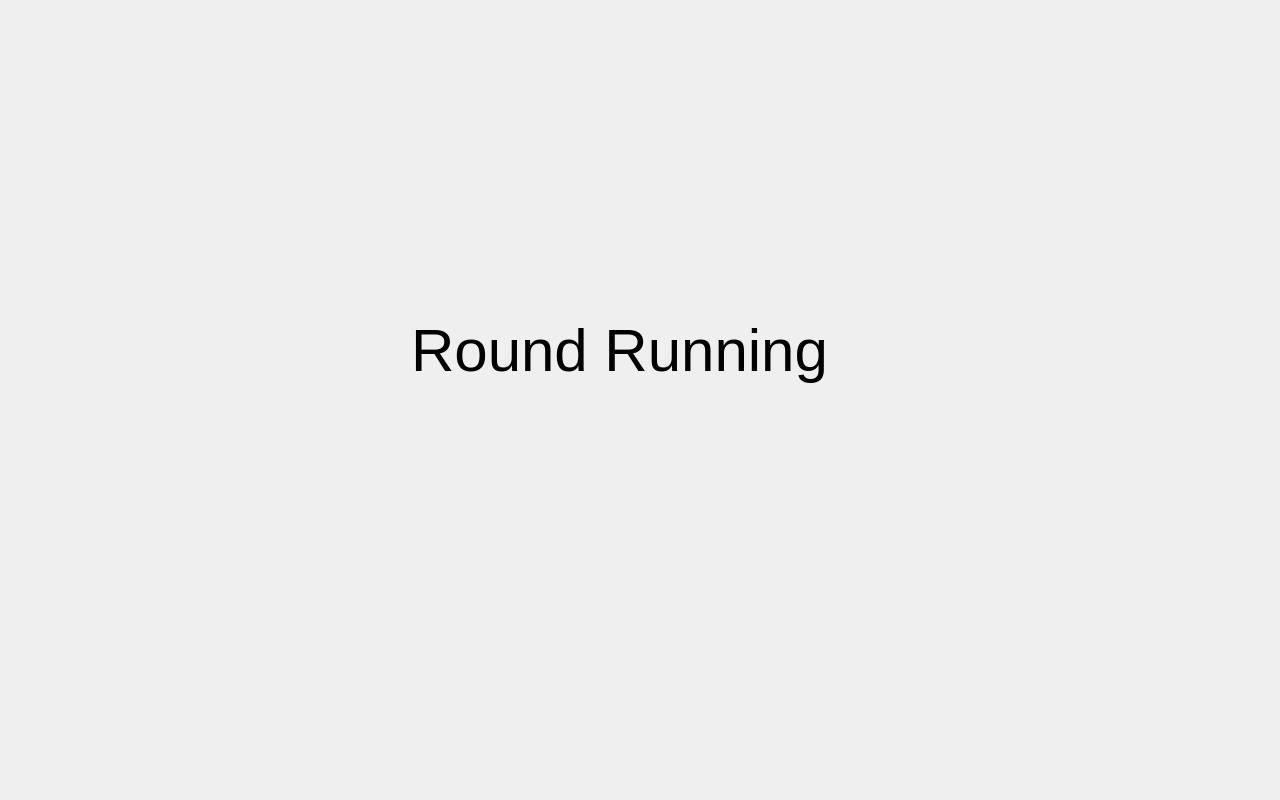
Before: the Qt Designer form sources/gui/ui/DisplayWindow.ui in Silmaen/EvenementLoto, drawn with Qt 5.
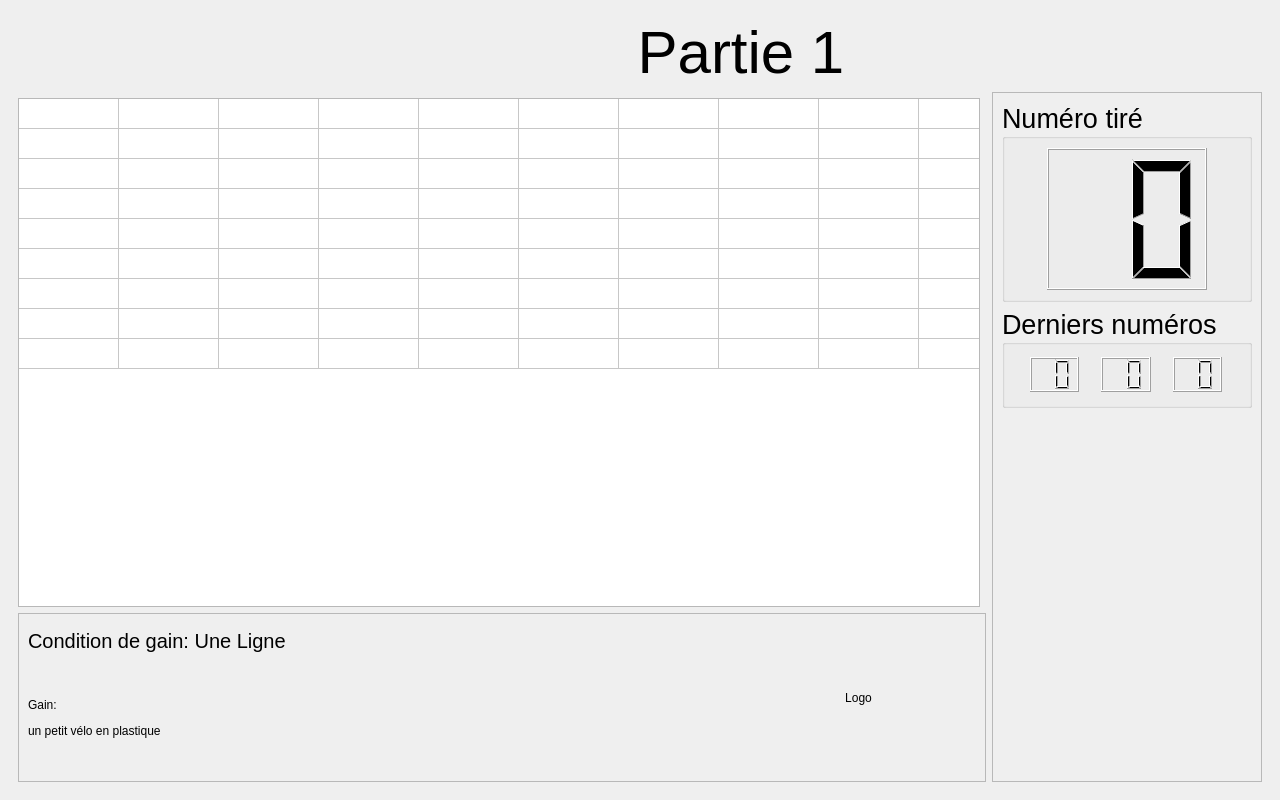
After: the same form once the commit is applied. The open tabs and pages were chosen to show the change.

Commit message: Début affichage résultat de parties

The edit to the form file:
```diff
--- a/sources/gui/ui/DisplayWindow.ui
+++ b/sources/gui/ui/DisplayWindow.ui
@@ -250,36 +250,370 @@
                             </widget>
                         </widget>
                         <widget class="QWidget" name="pageRoundRunning">
-                            <widget class="QLabel" name="label_8">
-                                <property name="geometry">
-                                    <rect>
-                                        <x>310</x>
-                                        <y>230</y>
-                                        <width>601</width>
-                                        <height>221</height>
-                                    </rect>
-                                </property>
-                                <property name="font">
-                                    <font>
-                                        <pointsize>45</pointsize>
-                                    </font>
-                                </property>
-                                <property name="text">
-                                    <string>Round Running</string>
-                                </property>
-                                <property name="scaledContents">
-                                    <bool>true</bool>
-                                </property>
-                                <property name="alignment">
-                                    <set>Qt::AlignCenter</set>
-                                </property>
-                                <property name="wordWrap">
-                                    <bool>true</bool>
-                                </property>
-                                <property name="textInteractionFlags">
-                                    <set>Qt::NoTextInteraction</set>
-                                </property>
-                            </widget>
+                            <layout class="QGridLayout" name="gridLayout_5">
+                                <item row="0" column="0">
+                                    <spacer name="horizontalSpacer_8">
+                                        <property name="orientation">
+                                            <enum>Qt::Horizontal</enum>
+                                        </property>
+                                        <property name="sizeType">
+                                            <enum>QSizePolicy::Preferred</enum>
+                                        </property>
+                                        <property name="sizeHint" stdset="0">
+                                            <size>
+                                                <width>475</width>
+                                                <height>20</height>
+                                            </size>
+                                        </property>
+                                    </spacer>
+                                </item>
+                                <item row="0" column="1">
+                                    <widget class="QLabel" name="RR_Title">
+                                        <property name="sizePolicy">
+                                            <sizepolicy hsizetype="Preferred" vsizetype="Preferred">
+                                                <horstretch>1</horstretch>
+                                                <verstretch>0</verstretch>
+                                            </sizepolicy>
+                                        </property>
+                                        <property name="font">
+                                            <font>
+                                                <pointsize>45</pointsize>
+                                            </font>
+                                        </property>
+                                        <property name="text">
+                                            <string>Partie 1</string>
+                                        </property>
+                                        <property name="scaledContents">
+                                            <bool>true</bool>
+                                        </property>
+                                        <property name="alignment">
+                                            <set>Qt::AlignCenter</set>
+                                        </property>
+                                        <property name="wordWrap">
+                                            <bool>true</bool>
+                                        </property>
+                                        <property name="textInteractionFlags">
+                                            <set>Qt::NoTextInteraction</set>
+                                        </property>
+                                    </widget>
+                                </item>
+                                <item row="3" column="0" colspan="3">
+                                    <widget class="QFrame" name="frame_2">
+                                        <property name="sizePolicy">
+                                            <sizepolicy hsizetype="Preferred" vsizetype="Preferred">
+                                                <horstretch>0</horstretch>
+                                                <verstretch>1</verstretch>
+                                            </sizepolicy>
+                                        </property>
+                                        <property name="frameShape">
+                                            <enum>QFrame::StyledPanel</enum>
+                                        </property>
+                                        <property name="frameShadow">
+                                            <enum>QFrame::Raised</enum>
+                                        </property>
+                                        <layout class="QGridLayout" name="gridLayout_4">
+                                            <item row="0" column="0">
+                                                <widget class="QLabel" name="RR_SubRoundVictoryCondition">
+                                                    <property name="sizePolicy">
+                                                        <sizepolicy hsizetype="Preferred" vsizetype="Preferred">
+                                                            <horstretch>3</horstretch>
+                                                            <verstretch>1</verstretch>
+                                                        </sizepolicy>
+                                                    </property>
+                                                    <property name="font">
+                                                        <font>
+                                                            <pointsize>15</pointsize>
+                                                        </font>
+                                                    </property>
+                                                    <property name="text">
+                                                        <string>Condition de gain: Une Ligne</string>
+                                                    </property>
+                                                </widget>
+                                            </item>
+                                            <item row="0" column="1" rowspan="2">
+                                                <widget class="QLabel" name="RR_Logo">
+                                                    <property name="sizePolicy">
+                                                        <sizepolicy hsizetype="Preferred" vsizetype="Preferred">
+                                                            <horstretch>1</horstretch>
+                                                            <verstretch>0</verstretch>
+                                                        </sizepolicy>
+                                                    </property>
+                                                    <property name="text">
+                                                        <string>Logo</string>
+                                                    </property>
+                                                    <property name="alignment">
+                                                        <set>Qt::AlignCenter</set>
+                                                    </property>
+                                                </widget>
+                                            </item>
+                                            <item row="1" column="0">
+                                                <widget class="QLabel" name="RR_SubRoundPrice">
+                                                    <property name="sizePolicy">
+                                                        <sizepolicy hsizetype="Preferred" vsizetype="Preferred">
+                                                            <horstretch>0</horstretch>
+                                                            <verstretch>3</verstretch>
+                                                        </sizepolicy>
+                                                    </property>
+                                                    <property name="text">
+                                                        <string>&lt;html&gt;&lt;head/&gt;&lt;body&gt;&lt;p&gt;Gain:&lt;/p&gt;&lt;p&gt;un
+                                                            petit vélo en plastique&lt;/p&gt;&lt;/body&gt;&lt;/html&gt;
+                                                        </string>
+                                                    </property>
+                                                    <property name="textInteractionFlags">
+                                                        <set>Qt::NoTextInteraction</set>
+                                                    </property>
+                                                </widget>
+                                            </item>
+                                        </layout>
+                                    </widget>
+                                </item>
+                                <item row="1" column="3" rowspan="3">
+                                    <widget class="QFrame" name="frame_3">
+                                        <property name="frameShape">
+                                            <enum>QFrame::StyledPanel</enum>
+                                        </property>
+                                        <property name="frameShadow">
+                                            <enum>QFrame::Raised</enum>
+                                        </property>
+                                        <layout class="QVBoxLayout" name="verticalLayout_2">
+                                            <item>
+                                                <widget class="QGroupBox" name="groupBox_11">
+                                                    <property name="minimumSize">
+                                                        <size>
+                                                            <width>250</width>
+                                                            <height>200</height>
+                                                        </size>
+                                                    </property>
+                                                    <property name="maximumSize">
+                                                        <size>
+                                                            <width>250</width>
+                                                            <height>200</height>
+                                                        </size>
+                                                    </property>
+                                                    <property name="font">
+                                                        <font>
+                                                            <pointsize>20</pointsize>
+                                                        </font>
+                                                    </property>
+                                                    <property name="title">
+                                                        <string>Numéro tiré</string>
+                                                    </property>
+                                                    <layout class="QGridLayout" name="gridLayout_12">
+                                                        <item row="0" column="0">
+                                                            <widget class="QLCDNumber" name="RR_CurrentDraw">
+                                                                <property name="minimumSize">
+                                                                    <size>
+                                                                        <width>160</width>
+                                                                        <height>120</height>
+                                                                    </size>
+                                                                </property>
+                                                                <property name="maximumSize">
+                                                                    <size>
+                                                                        <width>160</width>
+                                                                        <height>144</height>
+                                                                    </size>
+                                                                </property>
+                                                                <property name="digitCount">
+                                                                    <number>2</number>
+                                                                </property>
+                                                            </widget>
+                                                        </item>
+                                                    </layout>
+                                                </widget>
+                                            </item>
+                                            <item>
+                                                <widget class="QGroupBox" name="groupBox_12">
+                                                    <property name="minimumSize">
+                                                        <size>
+                                                            <width>250</width>
+                                                            <height>100</height>
+                                                        </size>
+                                                    </property>
+                                                    <property name="maximumSize">
+                                                        <size>
+                                                            <width>250</width>
+                                                            <height>100</height>
+                                                        </size>
+                                                    </property>
+                                                    <property name="font">
+                                                        <font>
+                                                            <pointsize>20</pointsize>
+                                                        </font>
+                                                    </property>
+                                                    <property name="title">
+                                                        <string>Derniers numéros</string>
+                                                    </property>
+                                                    <layout class="QGridLayout" name="gridLayout_13">
+                                                        <item row="0" column="0">
+                                                            <widget class="QLCDNumber" name="RR_LastNumber1">
+                                                                <property name="minimumSize">
+                                                                    <size>
+                                                                        <width>49</width>
+                                                                        <height>35</height>
+                                                                    </size>
+                                                                </property>
+                                                                <property name="maximumSize">
+                                                                    <size>
+                                                                        <width>49</width>
+                                                                        <height>35</height>
+                                                                    </size>
+                                                                </property>
+                                                                <property name="digitCount">
+                                                                    <number>2</number>
+                                                                </property>
+                                                            </widget>
+                                                        </item>
+                                                        <item row="0" column="1">
+                                                            <widget class="QLCDNumber" name="RR_LastNumber2">
+                                                                <property name="minimumSize">
+                                                                    <size>
+                                                                        <width>50</width>
+                                                                        <height>35</height>
+                                                                    </size>
+                                                                </property>
+                                                                <property name="maximumSize">
+                                                                    <size>
+                                                                        <width>50</width>
+                                                                        <height>35</height>
+                                                                    </size>
+                                                                </property>
+                                                                <property name="digitCount">
+                                                                    <number>2</number>
+                                                                </property>
+                                                            </widget>
+                                                        </item>
+                                                        <item row="0" column="2">
+                                                            <widget class="QLCDNumber" name="RR_LastNumber3">
+                                                                <property name="minimumSize">
+                                                                    <size>
+                                                                        <width>49</width>
+                                                                        <height>35</height>
+                                                                    </size>
+                                                                </property>
+                                                                <property name="maximumSize">
+                                                                    <size>
+                                                                        <width>49</width>
+                                                                        <height>35</height>
+                                                                    </size>
+                                                                </property>
+                                                                <property name="digitCount">
+                                                                    <number>2</number>
+                                                                </property>
+                                                            </widget>
+                                                        </item>
+                                                    </layout>
+                                                </widget>
+                                            </item>
+                                            <item>
+                                                <spacer name="verticalSpacer">
+                                                    <property name="orientation">
+                                                        <enum>Qt::Vertical</enum>
+                                                    </property>
+                                                    <property name="sizeHint" stdset="0">
+                                                        <size>
+                                                            <width>20</width>
+                                                            <height>343</height>
+                                                        </size>
+                                                    </property>
+                                                </spacer>
+                                            </item>
+                                        </layout>
+                                    </widget>
+                                </item>
+                                <item row="0" column="2" colspan="2">
+                                    <spacer name="horizontalSpacer_9">
+                                        <property name="orientation">
+                                            <enum>Qt::Horizontal</enum>
+                                        </property>
+                                        <property name="sizeType">
+                                            <enum>QSizePolicy::MinimumExpanding</enum>
+                                        </property>
+                                        <property name="sizeHint" stdset="0">
+                                            <size>
+                                                <width>273</width>
+                                                <height>20</height>
+                                            </size>
+                                        </property>
+                                    </spacer>
+                                </item>
+                                <item row="2" column="0" colspan="2">
+                                    <widget class="QTableWidget" name="RR_NumberGrid">
+                                        <property name="sizePolicy">
+                                            <sizepolicy hsizetype="Expanding" vsizetype="Expanding">
+                                                <horstretch>1</horstretch>
+                                                <verstretch>3</verstretch>
+                                            </sizepolicy>
+                                        </property>
+                                        <property name="verticalScrollBarPolicy">
+                                            <enum>Qt::ScrollBarAlwaysOff</enum>
+                                        </property>
+                                        <property name="horizontalScrollBarPolicy">
+                                            <enum>Qt::ScrollBarAlwaysOff</enum>
+                                        </property>
+                                        <property name="sizeAdjustPolicy">
+                                            <enum>QAbstractScrollArea::AdjustToContents</enum>
+                                        </property>
+                                        <property name="tabKeyNavigation">
+                                            <bool>false</bool>
+                                        </property>
+                                        <property name="showDropIndicator" stdset="0">
+                                            <bool>false</bool>
+                                        </property>
+                                        <property name="dragDropOverwriteMode">
+                                            <bool>false</bool>
+                                        </property>
+                                        <property name="selectionMode">
+                                            <enum>QAbstractItemView::NoSelection</enum>
+                                        </property>
+                                        <property name="showGrid">
+                                            <bool>true</bool>
+                                        </property>
+                                        <property name="rowCount">
+                                            <number>9</number>
+                                        </property>
+                                        <property name="columnCount">
+                                            <number>10</number>
+                                        </property>
+                                        <attribute name="horizontalHeaderVisible">
+                                            <bool>false</bool>
+                                        </attribute>
+                                        <attribute name="horizontalHeaderHighlightSections">
+                                            <bool>false</bool>
+                                        </attribute>
+                                        <attribute name="horizontalHeaderStretchLastSection">
+                                            <bool>false</bool>
+                                        </attribute>
+                                        <attribute name="verticalHeaderVisible">
+                                            <bool>false</bool>
+                                        </attribute>
+                                        <attribute name="verticalHeaderHighlightSections">
+                                            <bool>false</bool>
+                                        </attribute>
+                                        <attribute name="verticalHeaderStretchLastSection">
+                                            <bool>false</bool>
+                                        </attribute>
+                                        <row/>
+                                        <row/>
+                                        <row/>
+                                        <row/>
+                                        <row/>
+                                        <row/>
+                                        <row/>
+                                        <row/>
+                                        <row/>
+                                        <column/>
+                                        <column/>
+                                        <column/>
+                                        <column/>
+                                        <column/>
+                                        <column/>
+                                        <column/>
+                                        <column/>
+                                        <column/>
+                                        <column/>
+                                    </widget>
+                                </item>
+                            </layout>
                         </widget>
                         <widget class="QWidget" name="pageRoundPause">
                             <widget class="QLabel" name="label_9">
```
Left out of the diff: 157 changed lines with no effect on the pictures. The commit also changes 7 other files.
